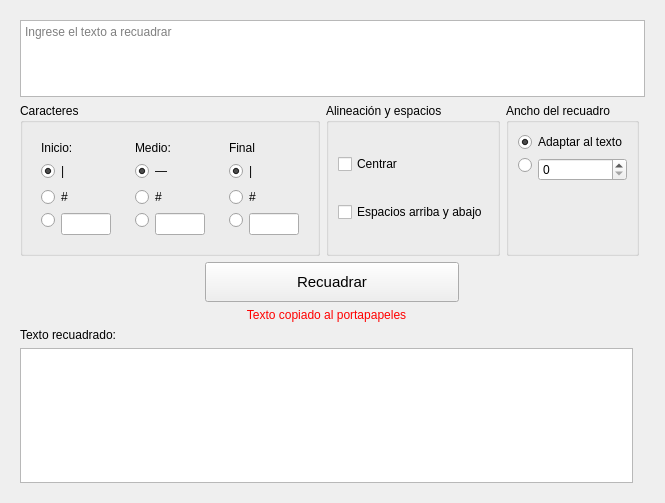
This is recuadrator.ui in angelogllrd/Recuadrator as Qt 5 draws it before an edit. The edited form follows.
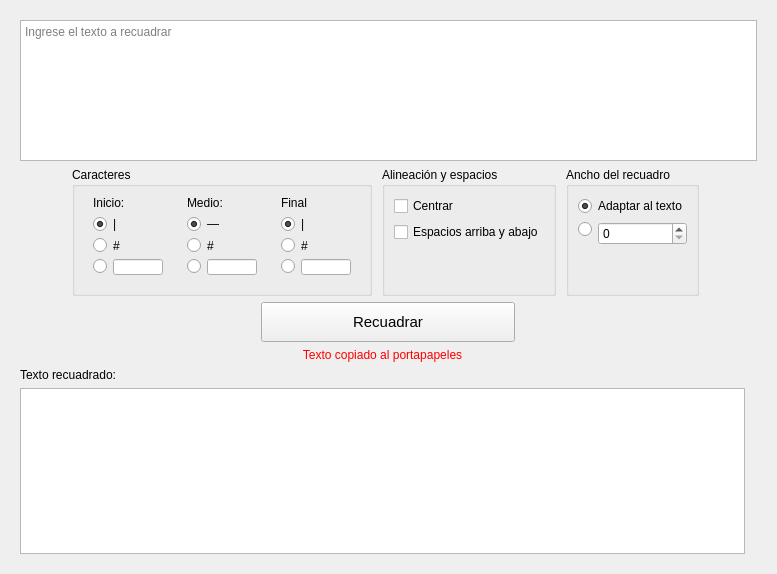
This is the edited form.

Commit message: mejorada representación de la ui

```diff
--- a/recuadrator.ui
+++ b/recuadrator.ui
@@ -6,8 +6,8 @@
    <rect>
     <x>0</x>
     <y>0</y>
-    <width>641</width>
-    <height>503</height>
+    <width>777</width>
+    <height>574</height>
    </rect>
   </property>
   <property name="windowTitle">
@@ -103,6 +103,9 @@
     </item>
     <item row="2" column="0" colspan="2">
      <layout class="QHBoxLayout" name="horizontalLayout">
+      <property name="spacing">
+       <number>10</number>
+      </property>
       <property name="topMargin">
        <number>0</number>
       </property>
@@ -121,10 +124,19 @@
       </item>
       <item>
        <widget class="QGroupBox" name="horizontalGroupBox">
+        <property name="maximumSize">
+         <size>
+          <width>16777215</width>
+          <height>129</height>
+         </size>
+        </property>
         <property name="title">
          <string>Caracteres</string>
         </property>
         <layout class="QHBoxLayout" name="horizontalLayout_2" stretch="0,0,0">
+         <property name="topMargin">
+          <number>0</number>
+         </property>
          <item>
           <widget class="QWidget" name="verticalWidget_inicio" native="true">
            <layout class="QVBoxLayout" name="verticalLayout">
@@ -301,6 +313,12 @@
       </item>
       <item>
        <widget class="QGroupBox" name="verticalGroupBox">
+        <property name="maximumSize">
+         <size>
+          <width>16777215</width>
+          <height>129</height>
+         </size>
+        </property>
         <property name="title">
          <string>Alineación y espacios</string>
         </property>
@@ -319,11 +337,30 @@
            </property>
           </widget>
          </item>
+         <item>
+          <spacer name="verticalSpacer">
+           <property name="orientation">
+            <enum>Qt::Vertical</enum>
+           </property>
+           <property name="sizeHint" stdset="0">
+            <size>
+             <width>20</width>
+             <height>40</height>
+            </size>
+           </property>
+          </spacer>
+         </item>
         </layout>
        </widget>
       </item>
       <item>
        <widget class="QGroupBox" name="groupBox">
+        <property name="maximumSize">
+         <size>
+          <width>16777215</width>
+          <height>129</height>
+         </size>
+        </property>
         <property name="title">
          <string>Ancho del recuadro</string>
         </property>
```
